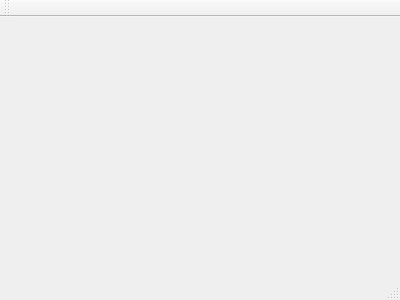
Before: the Qt Designer form forms/chat.ui in Batname/bat-messenger, drawn with Qt 5.
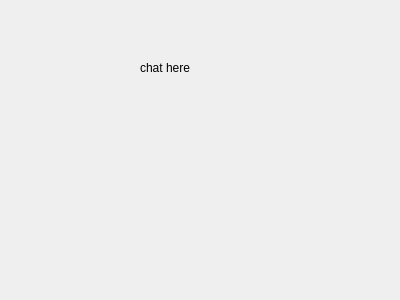
After: the same form once the commit is applied.

Patch:
```diff
--- a/forms/chat.ui
+++ b/forms/chat.ui
@@ -1,7 +1,7 @@
 <?xml version="1.0" encoding="UTF-8"?>
 <ui version="4.0">
  <class>Chat</class>
- <widget class="QMainWindow" name="Chat">
+ <widget class="QWidget" name="Chat">
   <property name="geometry">
    <rect>
     <x>0</x>
@@ -13,28 +13,20 @@
   <property name="windowTitle">
    <string>Chat</string>
   </property>
-  <widget class="QWidget" name="centralWidget"/>
-  <widget class="QMenuBar" name="menuBar">
+  <widget class="QLabel" name="label">
    <property name="geometry">
     <rect>
-     <x>0</x>
-     <y>0</y>
-     <width>400</width>
-     <height>22</height>
+     <x>140</x>
+     <y>60</y>
+     <width>59</width>
+     <height>16</height>
     </rect>
    </property>
+   <property name="text">
+    <string>chat here</string>
+   </property>
   </widget>
-  <widget class="QToolBar" name="mainToolBar">
-   <attribute name="toolBarArea">
-    <enum>TopToolBarArea</enum>
-   </attribute>
-   <attribute name="toolBarBreak">
-    <bool>false</bool>
-   </attribute>
-  </widget>
-  <widget class="QStatusBar" name="statusBar"/>
  </widget>
- <layoutdefault spacing="6" margin="11"/>
  <resources/>
  <connections/>
 </ui>
```
Left out of the diff: 2 changed lines with no effect on the pictures.
